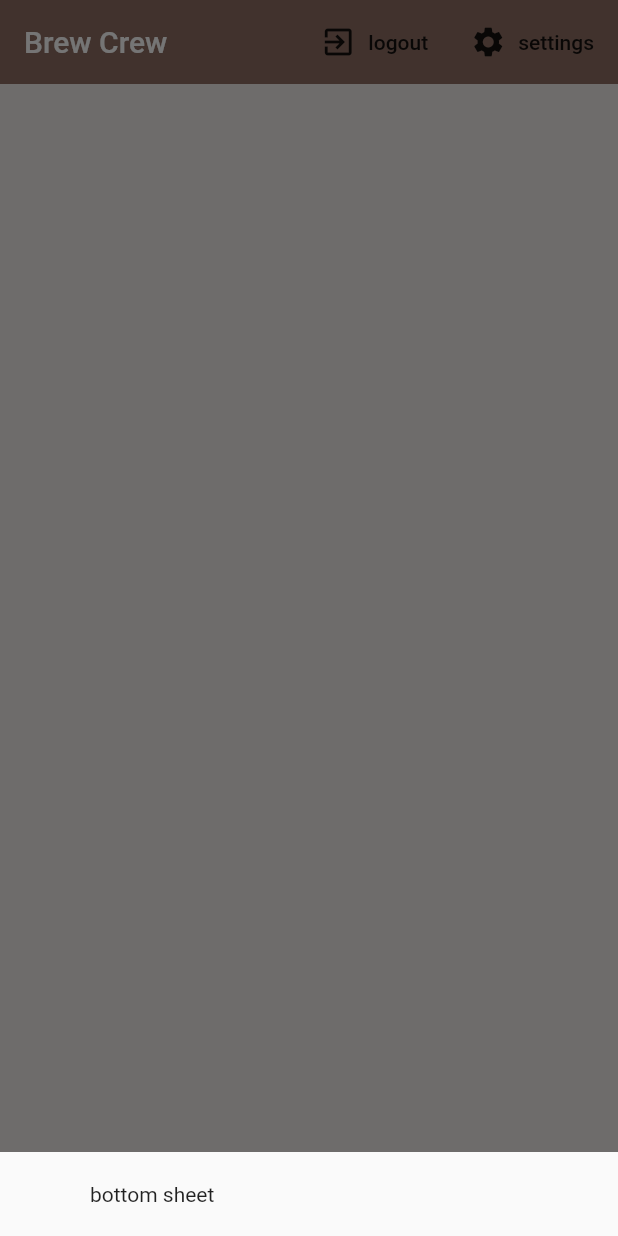
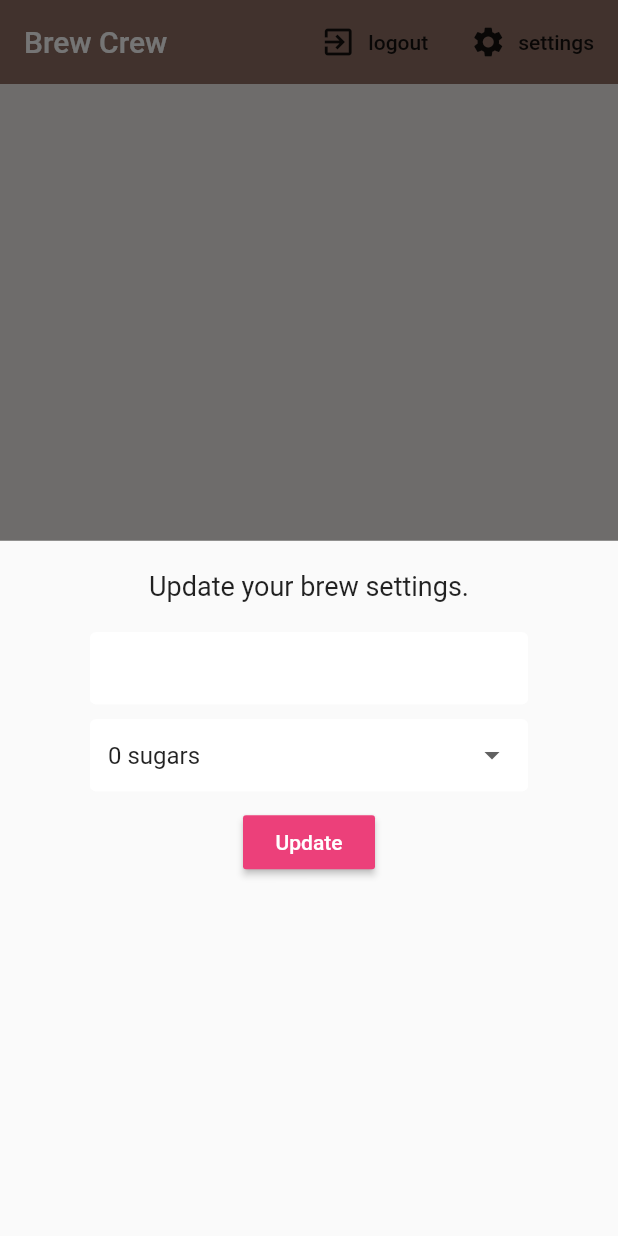
Before and after one commit to deniell/brew_crew_app, a Flutter app: the screen it shows once a user with an empty profile is signed in, after a tap on "settings", on a phone screen of 412 x 824 dp. Run offline on Flutter 3.47's test engine with Material 2 defaults, Android fonts, the phone set to English and light mode, and no system bars; our stand-ins replace cloud_firestore, firebase_auth, flutter_spinkit; missing offline and left inert: brew_crew; accounts and stored records are empty.

Commit message:
added SettingsForm with TextFormField for editing user name and DropdownButtonFormField for editing number of sugars, RaisedButton to save changes

```diff
--- a/lib/screens/home/home.dart
+++ b/lib/screens/home/home.dart
@@ -1,5 +1,6 @@
 import 'package:brew_crew_app/models/brew.dart';
 import 'package:brew_crew_app/screens/home/brew_list.dart';
+import 'package:brew_crew_app/screens/home/settings_form.dart';
 import 'package:brew_crew_app/services/auth.dart';
 import 'package:brew_crew_app/services/database.dart';
 import 'package:flutter/material.dart';
@@ -16,7 +17,7 @@ class Home extends StatelessWidget {
       showModalBottomSheet(context: context, builder: (context) {
         return Container(
           padding: EdgeInsets.symmetric(vertical: 20.0, horizontal: 60.0),
-          child: Text('bottom sheet'),
+          child: SettingsForm(),
         );
       });
     }
--- /dev/null
+++ b/lib/screens/home/settings_form.dart
@@ -0,0 +1,66 @@
+import 'package:brew_crew/shared/constants.dart';
+import 'package:brew_crew_app/shared/constants.dart';
+import 'package:flutter/material.dart';
+
+class SettingsForm extends StatefulWidget {
+  @override
+  _SettingsFormState createState() => _SettingsFormState();
+}
+
+class _SettingsFormState extends State<SettingsForm> {
+
+  final _formKey = GlobalKey<FormState>();
+  final List<String> sugars = ['0', '1', '2', '3', '4'];
+
+  // form values
+  String _currentName;
+  String _currentSugars;
+  int _currentStrength;
+
+  @override
+  Widget build(BuildContext context) {
+
+    return Form(
+      key: _formKey,
+      child: Column(
+        children: <Widget>[
+          Text(
+            'Update your brew settings.',
+            style: TextStyle(fontSize: 18.0),
+          ),
+          SizedBox(height: 20.0),
+          TextFormField(
+            decoration: textInputDecoration,
+            validator: (val) => val.isEmpty ? 'Please enter a name' : null,
+            onChanged: (val) => setState(() => _currentName = val),
+          ),
+          SizedBox(height: 10.0),
+          DropdownButtonFormField(
+            value: _currentSugars ?? '0',
+            decoration: textInputDecoration,
+            items: sugars.map((sugar) {
+              return DropdownMenuItem(
+                value: sugar,
+                child: Text('$sugar sugars'),
+              );
+            }).toList(),
+            onChanged: (val) => setState(() => _currentSugars = val ),
+          ),
+          SizedBox(height: 10.0),
+          RaisedButton(
+              color: Colors.pink[400],
+              child: Text(
+                'Update',
+                style: TextStyle(color: Colors.white),
+              ),
+              onPressed: () async {
+                print(_currentName);
+                print(_currentSugars);
+                print(_currentStrength);
+              }
+          ),
+        ],
+      ),
+    );
+  }
+}
```
